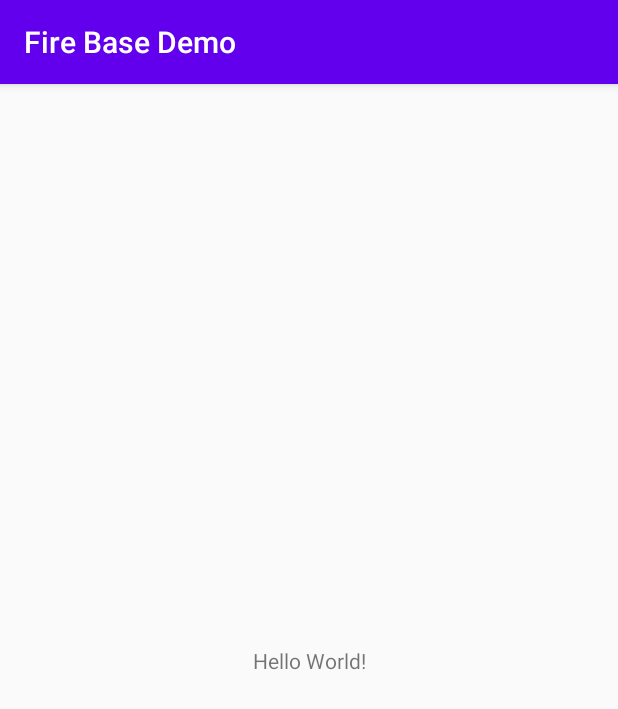
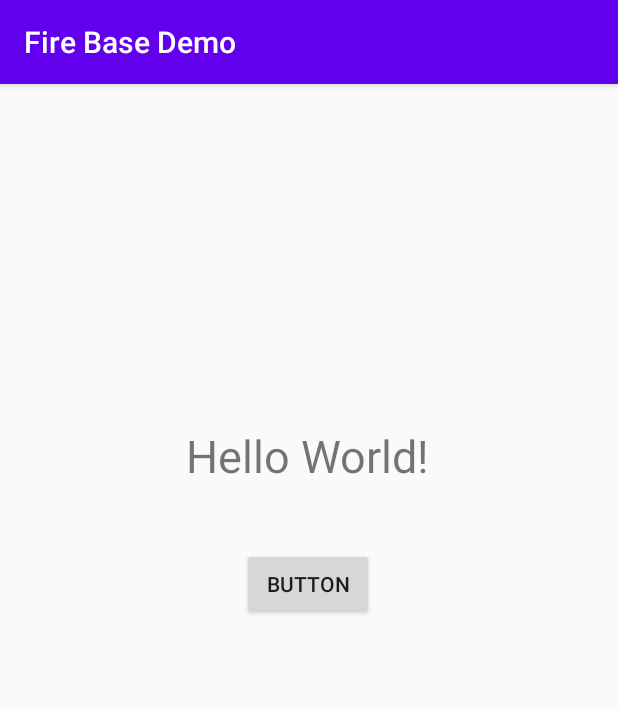
Before and after one commit to Chayan199916/android-journey, an Android app: the screen it shows after launch (MainActivity), on a phone screen of 412 x 824 dp. Shown: the top 709 px of the screen. Run offline under Robolectric (Android 15) with nearby library versions, the phone set to English and light mode, and no system bars; our stand-ins replace Firebase (no records; nobody signed in at launch, a user with empty details on screens opened directly).

Commit message:
firebase demo updated | new functionalities added

```diff
--- a/learnings/FireBaseDemo/app/src/main/java/com/example/onetonteaching/firebasedemo/MainActivity.java
+++ b/learnings/FireBaseDemo/app/src/main/java/com/example/onetonteaching/firebasedemo/MainActivity.java
@@ -6,19 +6,41 @@ import androidx.appcompat.app.AppCompatActivity;
 
 import android.os.Bundle;
 import android.util.Log;
+import android.view.Display;
+import android.view.View;
+import android.widget.Button;
+import android.widget.TextView;
+import android.widget.Toast;
 
+import com.google.android.gms.tasks.OnCompleteListener;
 import com.google.android.gms.tasks.OnFailureListener;
 import com.google.android.gms.tasks.OnSuccessListener;
 //import com.google.firebase.database.DatabaseError;
 //import com.google.firebase.database.DatabaseReference;
 //import com.google.firebase.database.FirebaseDatabase;
+import com.google.android.gms.tasks.Task;
 import com.google.firebase.firestore.DocumentReference;
+import com.google.firebase.firestore.DocumentSnapshot;
+import com.google.firebase.firestore.EventListener;
+import com.google.firebase.firestore.FieldValue;
 import com.google.firebase.firestore.FirebaseFirestore;
+import com.google.firebase.firestore.FirebaseFirestoreException;
+import com.google.firebase.firestore.ListenerRegistration;
+import com.google.firebase.firestore.QueryDocumentSnapshot;
+import com.google.firebase.firestore.QuerySnapshot;
 
 import java.util.HashMap;
 import java.util.Map;
 
 public class MainActivity extends AppCompatActivity {
+
+    // step - 1 : Initialize cloud firestore
+
+    final FirebaseFirestore db = FirebaseFirestore.getInstance();
+    Button button;
+    TextView textView;
+    ListenerRegistration listener;
+    DocumentReference docref = db.collection("users").document("uNT2muB7HGkPKh1E0p5a");
 
     @Override
     protected void onCreate(Bundle savedInstanceState) {
@@ -50,47 +72,162 @@ public class MainActivity extends AppCompatActivity {
 
         // Firestore
 
-        // step - 1 : Initialize cloud firestore
+//        Inserting data
 
-        FirebaseFirestore db = FirebaseFirestore.getInstance();
+//        // step - 2 : Create new map object to send data to db
+//
+//        Map<String, Object> user = new HashMap<>();
+//
+//        // step - 3 : Add data to the map
+//
+//        user.put("first", "manjistha");
+//        user.put("last", "paul");
+//        user.put("city", "kolkata");
+//        user.put("state", "west bengal");
+//        user.put("country", "india");
+//
+//        // step - 4 : Add a new document with a generated ID:
+//        // Model of Firestore : data -> document -> collection
+//
+//        db.collection("users")
+//                .add(user)
+//                .addOnSuccessListener(new OnSuccessListener<DocumentReference>() {
+//                    @Override
+//                    public void onSuccess(DocumentReference documentReference) {
+//
+//                        // here we will put the code that will be executed after successful entry of data
+//                        Log.i("status", "successful data insertion");
+//
+//                    }
+//                })
+//                .addOnFailureListener(new OnFailureListener() {
+//                    @Override
+//                    public void onFailure(@NonNull Exception e) {
+//
+//                        // here we will put the code that will be executed after unsuccessful entry of data
+//                        Log.i("status", "unsuccessful data insertion");
+//
+//                    }
+//                });
 
-        // step - 2 : Create new map object to send data to db
+        //           Reading data from firestore
 
-        Map<String, Object> user = new HashMap<>();
+        button = findViewById(R.id.button);
+        textView = findViewById(R.id.textView);
 
-        // step - 3 : Add data to the map
+//        button.setOnClickListener(new View.OnClickListener() {
+//            @Override
+//            public void onClick(View view) {
+//
+//                db.collection("users")
+//                        .get()
+//                        .addOnCompleteListener(new OnCompleteListener<QuerySnapshot>() {
+//                            @Override
+//                            public void onComplete(@NonNull Task<QuerySnapshot> task) {
+//                                will be executed when data will be completely received
+//                                if (task.isSuccessful()){
+//
+//                                    for (QueryDocumentSnapshot documentSnapshot : task.getResult()){
+//
+//                                        textView.setText("data received" + documentSnapshot.getId() + " -> " + documentSnapshot.getData());
+//                                            textView.setText(documentSnapshot.getString("state"));
+//
+//                                    }
+//
+//                                }
+//
+//                            }
+//                        });
+//
+//            }
+//        });
 
-        user.put("first", "chayan");
-        user.put("last", "sengupta");
-        user.put("city", "kolkata");
-        user.put("state", "west bengal");
-        user.put("country", "india");
+//        Deleting data
 
-        // step - 4 : Add a new document with a generated ID:
-        // Model of Firestore : data -> document -> collection
+//        docref.update("first", FieldValue.delete());
+//        docref.update("last", FieldValue.delete());
+//        docref.update("city", FieldValue.delete());
+//        docref.update("state", FieldValue.delete());
+//        docref.update("country", FieldValue.delete());
 
-        db.collection("users")
-                .add(user)
-                .addOnSuccessListener(new OnSuccessListener<DocumentReference>() {
-                    @Override
-                    public void onSuccess(DocumentReference documentReference) {
+//        Deleting document
 
-                        // here we will put the code that will be executed after successful entry of data
-                        Log.i("status", "successful data insertion");
-
-                    }
-                })
-                .addOnFailureListener(new OnFailureListener() {
-                    @Override
-                    public void onFailure(@NonNull Exception e) {
-
-                        // here we will put the code that will be executed after unsuccessful entry of data
-                        Log.i("status", "unsuccessful data insertion");
-
-                    }
-                });
+//        docref.delete();
 
 
+//        Creating custom object
+
+        /*
+        * Create a model class
+        * Connecting this model class with main activity
+        * Using model class in CRUD operations
+        *
+        * */
+
+//        Model model = new Model("chayan", "sengupta", "kolkata", "west bengal", "india");
+//
+//        docref.set(model)
+//                .addOnSuccessListener(new OnSuccessListener<Void>() {
+//                    @Override
+//                    public void onSuccess(Void aVoid) {
+//
+//                        Toast.makeText(MainActivity.this, "Saving Done...", Toast.LENGTH_SHORT).show();
+//
+//                    }
+//                })
+//                .addOnFailureListener(new OnFailureListener() {
+//                    @Override
+//                    public void onFailure(@NonNull Exception e) {
+//
+//                        Toast.makeText(MainActivity.this, "Failed to save...", Toast.LENGTH_SHORT).show();
+//
+//                    }
+//                });
 
     }
+
+    @Override
+    protected void onStart(){
+
+        super.onStart();
+
+        listener = docref.addSnapshotListener(this, new EventListener<DocumentSnapshot>() {
+            @Override
+            public void onEvent(@Nullable DocumentSnapshot documentSnapshot, @Nullable FirebaseFirestoreException e) {
+
+                if (e != null){
+
+                    Toast.makeText(MainActivity.this, "Error", Toast.LENGTH_SHORT).show();
+                    return;
+
+                }
+
+                if (documentSnapshot.exists()){
+
+//                    String first = documentSnapshot.getString("first");
+//                    try {
+//
+////                        Log.i("state", state);
+//                        textView.setText(first);
+//
+//                    }catch (NullPointerException e1){
+//
+//                        textView.setText("Not available");
+//
+//                    }
+
+                    Model model = documentSnapshot.toObject(Model.class);
+
+                    String first = model.getFirst();
+                    String last = model.getLast();
+
+                    textView.setText(first + " " + last);
+
+                }
+
+            }
+        });
+
+    }
+
 }
--- a/learnings/FireBaseDemo/app/src/main/res/layout/activity_main.xml
+++ b/learnings/FireBaseDemo/app/src/main/res/layout/activity_main.xml
@@ -7,12 +7,26 @@
     tools:context=".MainActivity">
 
     <TextView
+        android:id="@+id/textView"
         android:layout_width="wrap_content"
         android:layout_height="wrap_content"
         android:text="Hello World!"
+        android:textSize="30sp"
         app:layout_constraintBottom_toBottomOf="parent"
+        app:layout_constraintHorizontal_bias="0.498"
         app:layout_constraintLeft_toLeftOf="parent"
         app:layout_constraintRight_toRightOf="parent"
-        app:layout_constraintTop_toTopOf="parent" />
+        app:layout_constraintTop_toTopOf="parent"
+        app:layout_constraintVertical_bias="0.313" />
+
+    <Button
+        android:id="@+id/button"
+        android:layout_width="wrap_content"
+        android:layout_height="wrap_content"
+        android:layout_marginTop="41dp"
+        android:text="Button"
+        app:layout_constraintEnd_toEndOf="@+id/textView"
+        app:layout_constraintStart_toStartOf="@+id/textView"
+        app:layout_constraintTop_toBottomOf="@+id/textView" />
 
 </androidx.constraintlayout.widget.ConstraintLayout>
```
Also changed, not shown: learnings/FireBaseDemo/app/src/main/java/com/example/onetonteaching/firebasedemo/Model.java (added, +57 -0 lines).
